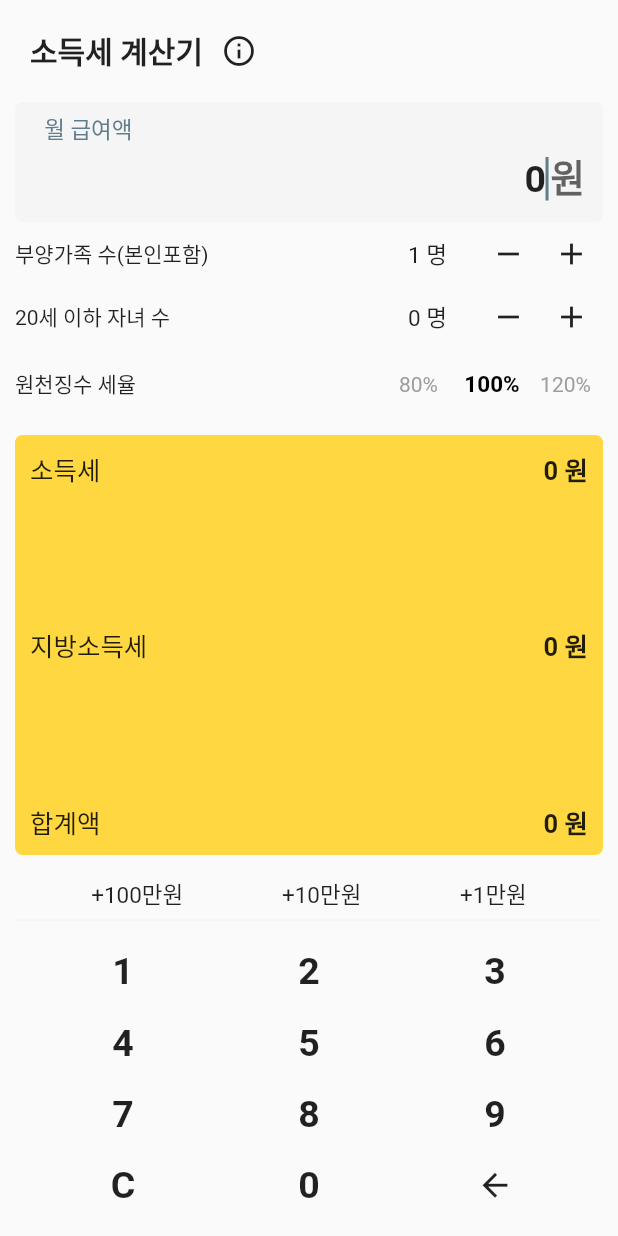
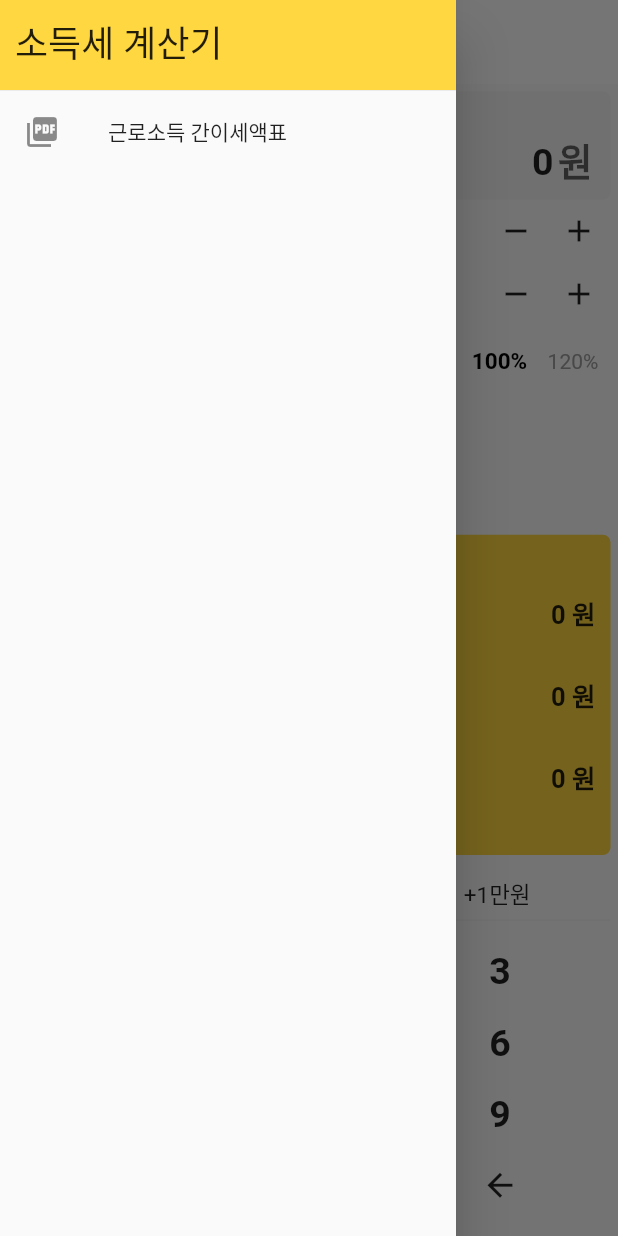
Before and after one commit to smok95/income_tax_calc, a Flutter app: the IncomeTaxCalcPage screen opened directly, with the side drawer open (before the commit the screen has no drawer), on a phone screen of 412 x 824 dp. Run offline on Flutter 3.47's test engine with Material 2 defaults, Android fonts, the phone set to English and light mode, and no system bars; our stand-ins replace flushbar, flutter_money_formatter, get, package_info, vibration; missing offline and left inert: admob_flutter, advance_pdf_viewer, flutter_jk.

Commit message:
근로소득 간이세액표 추가

```diff
--- a/src/lib/income_tax_calc_page.dart
+++ b/src/lib/income_tax_calc_page.dart
@@ -1,16 +1,24 @@
+import 'package:advance_pdf_viewer/advance_pdf_viewer.dart';
 import 'package:flushbar/flushbar.dart';
 import 'package:flutter/material.dart';
+import 'package:flutter_jk/flutter_jk.dart'; // KrUtils
 import 'package:flutter_money_formatter/flutter_money_formatter.dart';
+import 'package:get/get.dart';
 import 'package:income_tax_calc/income_tax_table.dart';
 import 'package:income_tax_calc/int_stepper.dart';
 import 'package:income_tax_calc/num_pad.dart';
+import 'package:income_tax_calc/pdf_view_page.dart';
 import 'package:package_info/package_info.dart';
 import 'package:vibration/vibration.dart';
 
-import 'kr_utils.dart';
 import 'money_masked_text_controller.dart';
+import 'utils.dart';
 
 class IncomeTaxCalcPage extends StatefulWidget {
+  final Widget adBanner;
+
+  IncomeTaxCalcPage({this.adBanner});
+
   @override
   _IncometaxCalcState createState() => _IncometaxCalcState();
 }
@@ -19,6 +27,7 @@ class _IncometaxCalcState extends State<IncomeTaxCalcPage> {
   int _dependants = 1;
   int _youngDependants = 0;
   int _salary = 0;
+  final _title = '소득세 계산기';
 
   /// 최대 계산 가능 금액 (9999억..., )
   /// 제한금액은 [money_masked_text_controller]의 제한 자리수 기준으로 정했음.
@@ -34,7 +43,7 @@ class _IncometaxCalcState extends State<IncomeTaxCalcPage> {
 
   /// 선택 세율(80%, 100%, 120%)
   double _taxRate = 1.0;
-  Flushbar _flushbar = null;
+  Flushbar _flushbar;
 
   Color _fillColor = Colors.grey[100];
   MoneyMaskedTextController _controller = MoneyMaskedTextController(
@@ -111,13 +120,11 @@ class _IncometaxCalcState extends State<IncomeTaxCalcPage> {
 
   /// 화면 상단 앱타이틀
   Widget _buildTitle() {
-    return Padding(
-      padding: EdgeInsets.only(left: 10.0, bottom: 10.0),
-      child: Row(
+    return Row(
       mainAxisAlignment: MainAxisAlignment.start,
       children: [
         Text(
-            "소득세 계산기",
+          _title,
           style: TextStyle(fontSize: 20.0, fontWeight: FontWeight.bold),
         ),
         IconButton(
@@ -155,7 +162,6 @@ class _IncometaxCalcState extends State<IncomeTaxCalcPage> {
           style: TextStyle(fontSize: 30),
         )
       ],
-      ),
     );
   }
 
@@ -171,6 +177,7 @@ class _IncometaxCalcState extends State<IncomeTaxCalcPage> {
       decoration: InputDecoration(
         labelText: '월 급여액  ' + moneyString,
         suffixText: '원',
+        isDense: true,
         labelStyle: TextStyle(fontSize: 20.0, fontWeight: FontWeight.normal),
         floatingLabelBehavior: FloatingLabelBehavior.always,
         hintText: '월급여액',
@@ -393,21 +400,20 @@ class _IncometaxCalcState extends State<IncomeTaxCalcPage> {
       );
     }
 
-    return Expanded(
-        child: Container(
+    return Container(
       padding: EdgeInsets.all(10),
       width: double.infinity,
       decoration: BoxDecoration(
           borderRadius: BorderRadius.all(_radius), color: Colors.amberAccent),
       child: Column(
-        mainAxisAlignment: MainAxisAlignment.spaceBetween,
+        mainAxisAlignment: MainAxisAlignment.spaceEvenly,
         children: [
           createResultRow('소득세 ', tax),
           createResultRow('지방소득세 ', localTax),
           createResultRow('합계액 ', total),
         ],
       ),
-    ));
+    );
   }
 
   /// 전체 초기화
@@ -438,20 +444,77 @@ class _IncometaxCalcState extends State<IncomeTaxCalcPage> {
     );
   }
 
+  Widget _buildDrawer() {
+    const EdgeInsetsGeometry padding = EdgeInsets.only(left: 10, top: 10);
+    const String taxTable = '근로소득 간이세액표';
+    return Drawer(
+        child: ListView(
+      padding: EdgeInsets.zero,
+      children: [
+        SizedBox(
+            height: 60,
+            child: DrawerHeader(
+              margin: EdgeInsets.zero,
+              padding: padding,
+              decoration: BoxDecoration(color: Colors.amberAccent),
+              child: Text(_title, style: TextStyle(fontSize: 24)),
+            )),
+        ListTile(
+          leading: Icon(Icons.picture_as_pdf),
+          title: Text(taxTable),
+          onTap: () async {
+            const String assetFile = 'assets/2020_income_tax_table.pdf';
+            final document = await PDFDocument.fromAsset(assetFile);
+
+            Get.to(PdfViewPage(document,
+                bottomAd: widget.adBanner, title: taxTable));
+            /*
+            final file = await Utils.fromAsset(
+                //'assets/_nts_data_info_조회_2020년_근로소득_간이세액표(조견표).pdf',
+                'assets/2020_income_tax_table.pdf',
+                '2020_income_tax_table.pdf');
+
+            Get.to(PdfViewPage(
+              file.path,
+              bottomAd: this.widget.adBanner,
+              title: taxTable,
+            ));
+            */
+          },
+        ),
+      ],
+    ));
+  }
+
   @override
   Widget build(BuildContext context) {
-    return Padding(
-      padding: EdgeInsets.fromLTRB(10, 10, 10, 0),
+    const Color bgColor = Colors.white;
+    return Scaffold(
+      appBar: AppBar(
+        backgroundColor: bgColor,
+        shadowColor: Colors.transparent,
+        title: _buildTitle(),
+      ),
+      drawer: _buildDrawer(),
+      body: SafeArea(
+          child: Column(children: [
+        Expanded(
+            child: Padding(
+          padding: EdgeInsets.fromLTRB(5, 5, 5, 0),
           child: Column(
             children: [
-          _buildTitle(),
               _builTextInput(),
-          //_buildMoneyHelpText(),
+              Expanded(
+                  child: SingleChildScrollView(
+                      child: Column(
+                children: [
                   _buildDependantsInput(),
                   _buildYoungDependants(),
                   _buildTaxRateToggleButtons(),
+                ],
+              ))),
               Padding(padding: EdgeInsets.all(5)),
-          _buildResultView(),
+              Expanded(child: _buildResultView()),
               //_buildResetButton(),
               _buildEasyMoneyButtons(),
               NumPad(
@@ -471,6 +534,8 @@ class _IncometaxCalcState extends State<IncomeTaxCalcPage> {
               ),
             ],
           ),
+        ))
+      ])),
     );
   }
 }
```
Also changed, not shown: src/lib/kr_utils.dart (deleted, +0 -53 lines), src/lib/main.dart (+12 -10 lines), src/lib/pdf_view_page.dart (added, +33 -0 lines), src/lib/utils.dart (added, +25 -0 lines), src/pubspec.yaml (+10 -1 lines), src/pubspec.lock, 3 other files. Lines whose indentation alone changed are shown as unchanged.
